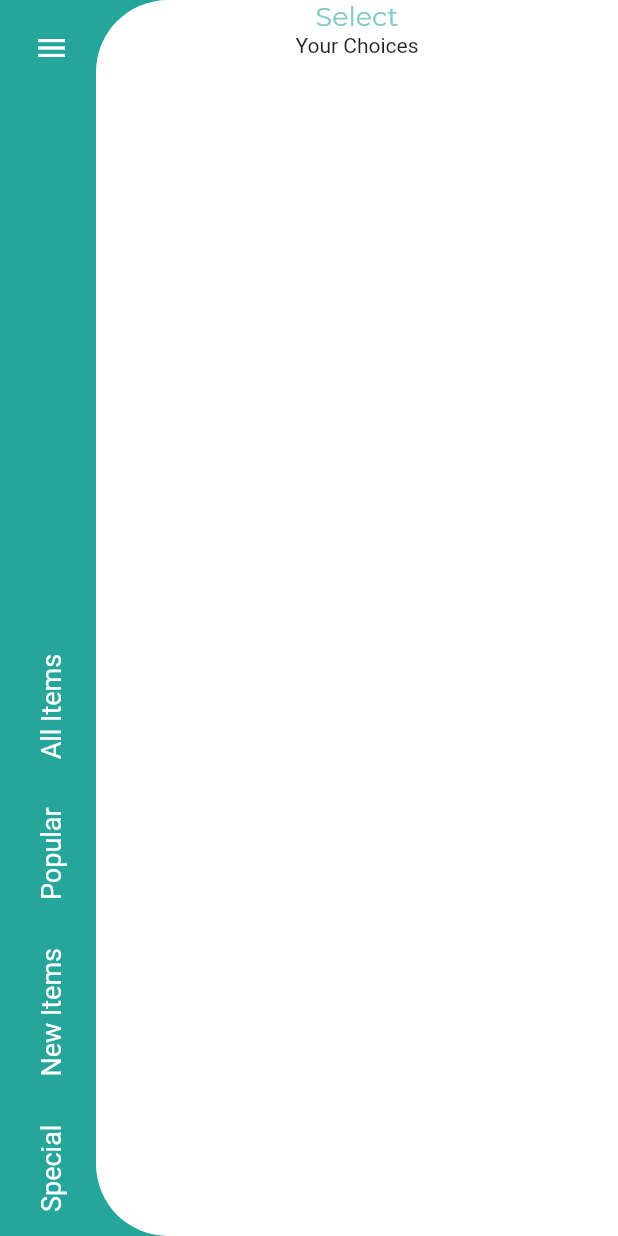
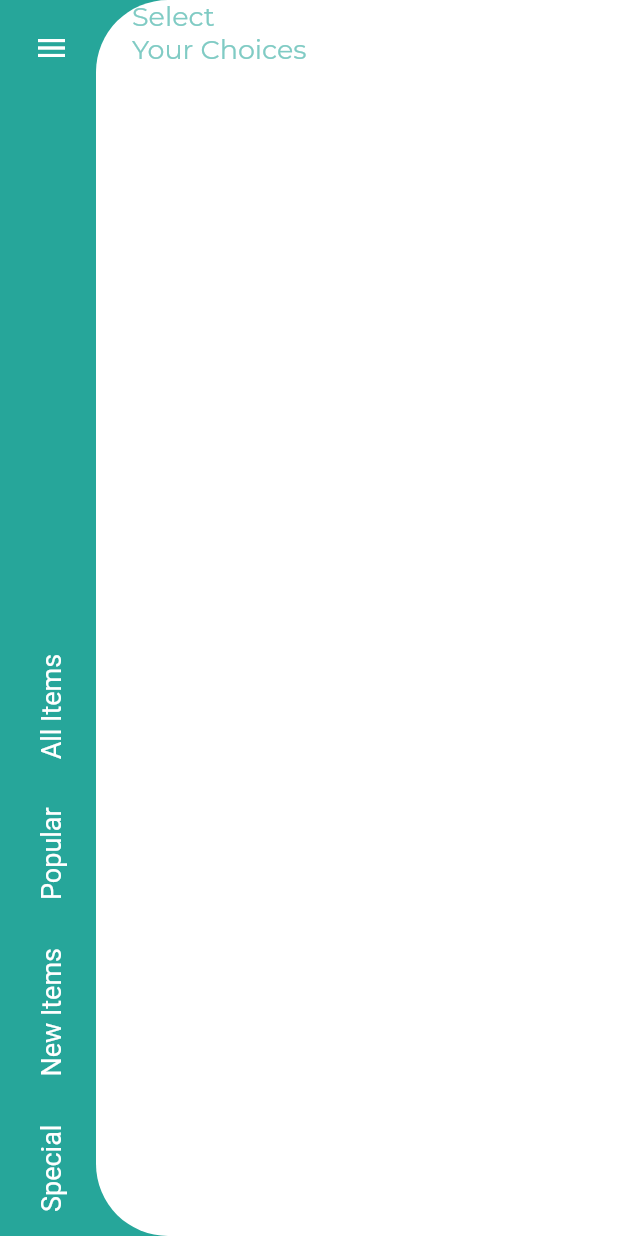
Before and after one commit to JAICHANGPARK/flutter_notebook_8th_story, a Flutter app: the screen it shows after launch, on a phone screen of 412 x 824 dp. Run offline on Flutter 3.47's test engine with Material 2 defaults, Android fonts, the phone set to English and light mode, and no system bars; our stand-ins replace badges, google_fonts.

Commit message:
Update food_main_page.dart

```diff
--- a/lib/ep566_food_delivery_app/food_main_page.dart
+++ b/lib/ep566_food_delivery_app/food_main_page.dart
@@ -75,6 +75,7 @@ class _FoodMainPageState extends State<FoodMainPage> {
               bottom: 0,
               right: 0,
               child: Container(
+                padding: EdgeInsets.only(left: 24),
                 decoration: BoxDecoration(
                     borderRadius: BorderRadius.only(
                       topLeft: Radius.circular(48),
@@ -82,12 +83,16 @@ class _FoodMainPageState extends State<FoodMainPage> {
                     ),
                     color: Colors.white),
                 child: Column(
+                  crossAxisAlignment: CrossAxisAlignment.start,
                   children: [
                     Text("Select",style: GoogleFonts.montserrat(
                       fontSize: 18,
                       color: Colors.teal[200]
                     ),),
-                    Text("Your Choices")
+                    Text("Your Choices",style: GoogleFonts.montserrat(
+                        fontSize: 18,
+                        color: Colors.teal[200]
+                    ),)
                   ],
                 ),
               ),
```
